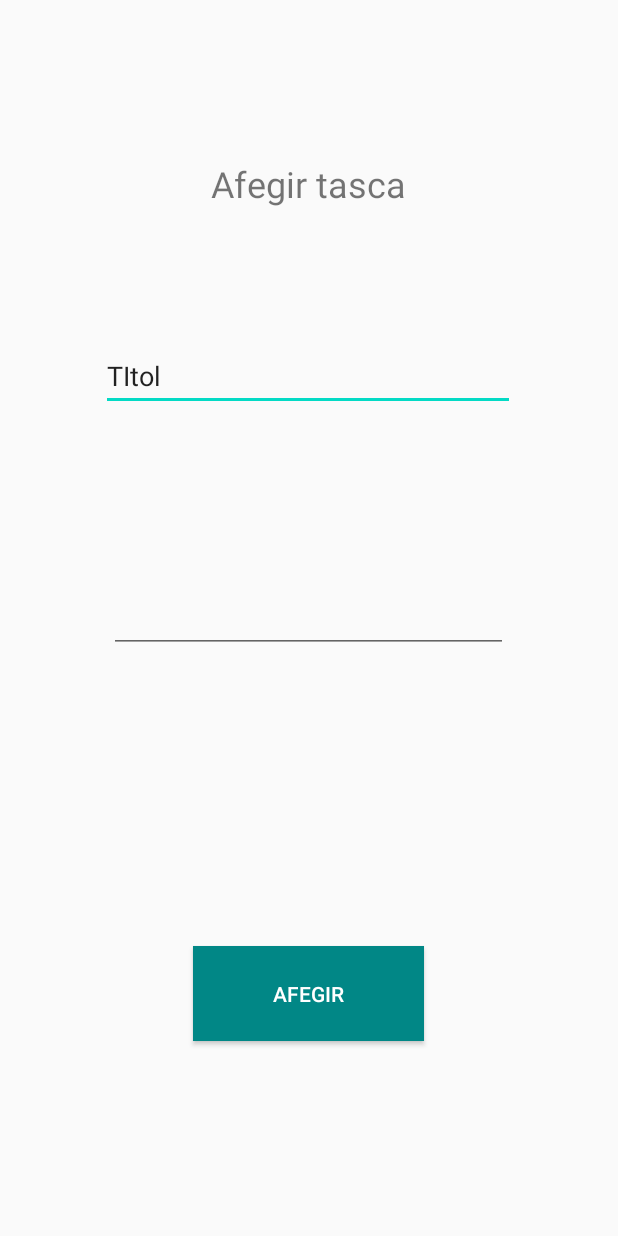
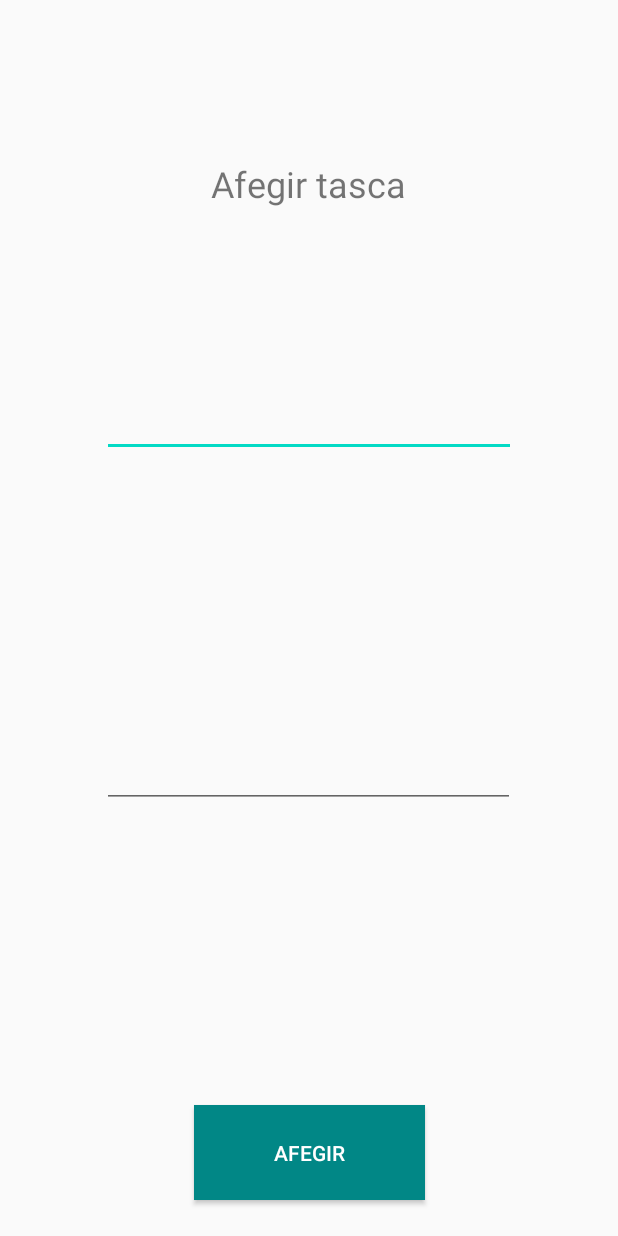
Before and after one commit to JoanBF20/TodoList, an Android app: the addTask screen opened directly, with no data from a screen before it, on a phone screen of 412 x 824 dp. Run offline under Robolectric (Android 15) with nearby library versions, the phone set to English and light mode, and no system bars.

Commit message:
S'han modificat alguns elements perque s'adaptin als diferents tamanys de pantalla
S'han modificat alguns elements perque s'adaptin als diferents tamanys de pantalla

```diff
--- a/app/src/main/res/layout/activity_add_task.xml
+++ b/app/src/main/res/layout/activity_add_task.xml
@@ -22,38 +22,30 @@
     <EditText
         android:id="@+id/editTextTextPersonName"
         android:layout_width="276dp"
-        android:layout_height="46dp"
-        android:layout_marginStart="100dp"
-        android:layout_marginTop="89dp"
-        android:layout_marginEnd="101dp"
-        android:ems="10"
-        android:inputType="textPersonName"
-        android:text="TItol"
+        android:layout_height="60dp"
+        app:layout_constraintBottom_toBottomOf="parent"
         app:layout_constraintEnd_toEndOf="parent"
         app:layout_constraintStart_toStartOf="parent"
-        app:layout_constraintTop_toBottomOf="@+id/textView3" />
+        app:layout_constraintTop_toTopOf="parent"
+        app:layout_constraintVertical_bias="0.32" />
 
     <EditText
         android:id="@+id/editTextTextMultiLine"
-        android:layout_width="266dp"
-        android:layout_height="81dp"
-        android:layout_marginStart="100dp"
-        android:layout_marginTop="80dp"
-        android:layout_marginEnd="101dp"
-        android:ems="10"
-        android:gravity="start|top"
+        android:layout_width="275dp"
+        android:layout_height="117dp"
         android:inputType="textMultiLine"
+        app:layout_constraintBottom_toBottomOf="parent"
         app:layout_constraintEnd_toEndOf="parent"
+        app:layout_constraintHorizontal_bias="0.496"
         app:layout_constraintStart_toStartOf="parent"
-        app:layout_constraintTop_toBottomOf="@+id/editTextTextPersonName" />
+        app:layout_constraintTop_toTopOf="parent"
+        app:layout_constraintVertical_bias="0.596" />
 
     <Button
         android:id="@+id/addButton"
         android:layout_width="154dp"
         android:layout_height="63dp"
-        android:layout_marginStart="161dp"
-        android:layout_marginEnd="162dp"
-        android:layout_marginBottom="130dp"
+        android:layout_marginBottom="24dp"
         android:background="@color/design_default_color_secondary_variant"
         android:text="Afegir"
         android:textColor="#FFFFFF"
```
Also changed, not shown: app/src/main/res/layout/activity_edition_task.xml (+11 -15 lines), app/src/main/res/layout/task_detail.xml (+3 -4 lines).
